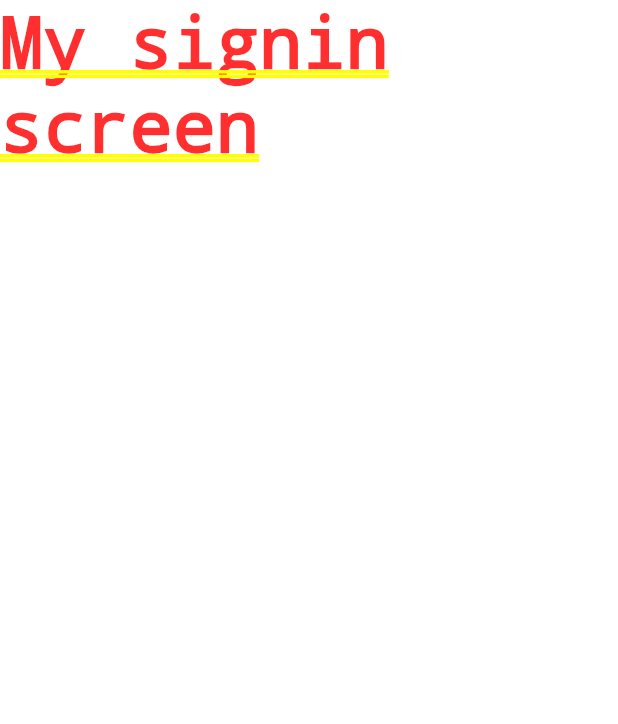
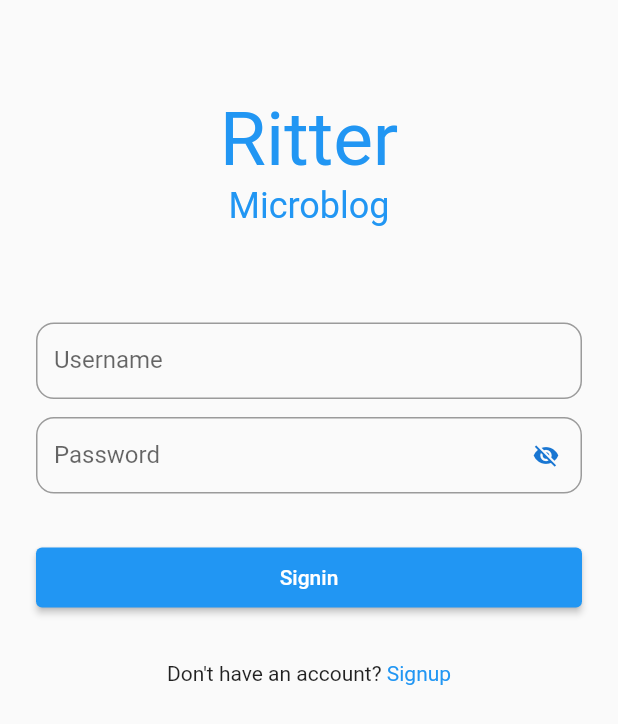
Before and after one commit to prism342/RitterMicroblog, a Flutter app: the screen it shows after launch, on a phone screen of 412 x 824 dp. Shown: the top 724 px of the screen. Run offline on Flutter 3.47's test engine with Material 2 defaults, Android fonts, the phone set to English and light mode, and no system bars; our stand-ins replace firebase_auth, firebase_core; accounts and stored records are empty; generated files the repository leaves out were written again.

Commit message:
implement Signin Signup UI, refactor code folder structure

```diff
--- a/lib/auth_screens/signin_screen.dart
+++ b/lib/auth_screens/signin_screen.dart
@@ -1,4 +1,8 @@
 import 'package:flutter/material.dart';
+import 'package:ritter_microblog/widgets/my_text_fields.dart';
+import 'package:ritter_microblog/widgets/logo.dart';
+
+import '../widgets/my_buttons.dart';
 
 class MySigninScreen extends StatefulWidget {
   const MySigninScreen({super.key});
@@ -8,10 +12,46 @@ class MySigninScreen extends StatefulWidget {
 }
 
 class _MySigninScreenState extends State<MySigninScreen> {
+  final GlobalKey<FormState> _formKey = GlobalKey<FormState>();
+  final TextEditingController _usernameController = TextEditingController();
+  final TextEditingController _passwordController = TextEditingController();
+
   @override
   Widget build(BuildContext context) {
-    return Container(
-      child: Text("My signin screen"),
+    return Scaffold(
+      // appBar: AppBar(title: Text("Ritter")),
+      body: SafeArea(
+          child: Padding(
+        padding: const EdgeInsets.symmetric(horizontal: 24),
+        child: Column(children: [
+          const Logo(),
+          Form(
+              key: _formKey,
+              child: Column(
+                children: [
+                  MyAuthTextField(
+                      padding: const EdgeInsets.only(bottom: 12),
+                      controller: _usernameController,
+                      labelText: "Username"),
+                  MyPasswordTextField(
+                      padding: const EdgeInsets.only(bottom: 36),
+                      controller: _passwordController),
+                  MyAuthButton(
+                    padding: const EdgeInsets.only(bottom: 36),
+                    lable: "Signin",
+                    onPressed: () => {_formKey.currentState!.validate()},
+                  ),
+                  MyTextWithButton(
+                    text: "Don't have an account? ",
+                    buttonText: "Signup",
+                    onPressed: () {
+                      Navigator.pushReplacementNamed(context, "/signup");
+                    },
+                  )
+                ],
+              ))
+        ]),
+      )),
     );
   }
 }
--- a/lib/main.dart
+++ b/lib/main.dart
@@ -1,12 +1,13 @@
 import 'package:flutter/material.dart';
 import 'package:firebase_core/firebase_core.dart';
 import 'package:firebase_auth/firebase_auth.dart';
+import 'package:ritter_microblog/auth_screens/signup_screen.dart';
 
 import 'auth_screens/signin_screen.dart';
 import 'auth_screens/verify_email_screen.dart';
-import 'home_screens/home_screen.dart';
-import 'new_post_screen.dart';
-import 'settings_screen.dart';
+import 'screens/home_screen/home_screen.dart';
+import 'screens/new_post_screen.dart';
+import 'screens/settings_screen.dart';
 import 'themes.dart';
 
 import 'firebase_options.dart';
@@ -28,7 +29,7 @@ class MyApp extends StatelessWidget {
     if (auth.currentUser == null) {
       return '/signin';
     }
-    if (!auth.currentUser!.emailVerified && auth.currentUser!.email != null) {
+    if (!auth.currentUser!.emailVerified) {
       return '/verify-email';
     }
     return '/home';
@@ -44,8 +45,9 @@ class MyApp extends StatelessWidget {
       themeMode: ThemeMode.system,
       initialRoute: initialRoute,
       routes: {
-        '/signin': (context) => MySigninScreen(),
-        '/verify-email': (context) => MyVerifyEmailScreen(),
+        '/signin': (context) => const MySigninScreen(),
+        '/signup': (context) => const MySignupScreen(),
+        '/verify-email': (context) => const MyVerifyEmailScreen(),
         // '/forgot-password': buildForgotPasswordScreen,
         '/home': (context) => const MyHomeScreen(),
         '/new-post': (context) => const MyNewPostScreen(),
--- a/lib/home_screens/profile_screen.dart
+++ b/lib/screens/home_screen/profile_screen.dart
@@ -1,7 +1,7 @@
 import 'package:firebase_auth/firebase_auth.dart';
 import 'package:flutter/material.dart';
 
-import '../my_widgets.dart';
+import '../../widgets/my_buttons.dart';
 
 class MyProfileScreen extends StatefulWidget {
   const MyProfileScreen({super.key});
--- a/lib/themes.dart
+++ b/lib/themes.dart
@@ -4,7 +4,7 @@ import 'package:flutter/material.dart';
 
 ThemeData lightTheme = ThemeData(
   brightness: Brightness.light,
-    appBarTheme: AppBarTheme(backgroundColor: Colors.white)
+  // appBarTheme: AppBarTheme(backgroundColor: Colors.white, )
   // primarySwatch: primaryColor,
   // bottomNavigationBarTheme:
   //     const BottomNavigationBarThemeData(selectedItemColor: primaryColor),
--- /dev/null
+++ b/lib/widgets/logo.dart
@@ -0,0 +1,27 @@
+import 'package:flutter/material.dart';
+
+class Logo extends StatelessWidget {
+  final double padding;
+  const Logo({super.key, this.padding = 64});
+
+  @override
+  Widget build(BuildContext context) {
+    ThemeData themeData = Theme.of(context);
+
+    return Padding(
+      padding: EdgeInsets.symmetric(vertical: padding),
+      child: Column(
+        children: [
+          Text(
+            "Ritter",
+            style: TextStyle(color: themeData.primaryColor, fontSize: 50),
+          ),
+          Text(
+            "Microblog",
+            style: TextStyle(color: themeData.primaryColor, fontSize: 24),
+          )
+        ],
+      ),
+    );
+  }
+}
--- /dev/null
+++ b/lib/widgets/my_buttons.dart
@@ -0,0 +1,99 @@
+import 'package:flutter/material.dart';
+
+class MyTextButton extends StatelessWidget {
+  const MyTextButton(
+    this.title, {
+    Key? key,
+    this.backgroundColor,
+    this.textColor,
+  }) : super(key: key);
+
+  final String title;
+  final Color? backgroundColor;
+  final Color? textColor;
+
+  @override
+  Widget build(BuildContext context) {
+    Color? effectiveBackgroundColor = backgroundColor;
+    if (backgroundColor == null) {
+      effectiveBackgroundColor = Theme.of(context).colorScheme.primary;
+    }
+    Color? effectiveTextColor = backgroundColor;
+    if (textColor == null) {
+      effectiveTextColor = Theme.of(context).colorScheme.onPrimary;
+    }
+
+    return TextButton(
+      onPressed: () {},
+      style: ButtonStyle(
+          backgroundColor: MaterialStateProperty.all(effectiveBackgroundColor),
+          shape: MaterialStateProperty.all<RoundedRectangleBorder>(
+              RoundedRectangleBorder(
+            borderRadius: BorderRadius.circular(18.0),
+          ))),
+      child: Text(
+        title,
+        style: TextStyle(color: effectiveTextColor),
+      ),
+    );
+  }
+}
+
+class MyAuthButton extends StatelessWidget {
+  final String lable;
+  final void Function() onPressed;
+  final double height;
+  final EdgeInsets padding;
+  const MyAuthButton(
+      {super.key,
+      required this.lable,
+      required this.onPressed,
+      this.height = 40,
+      this.padding = EdgeInsets.zero});
+
+  @override
+  Widget build(BuildContext context) {
+    return Padding(
+      padding: padding,
+      child: SizedBox(
+        width: double.infinity,
+        height: height,
+        child: ElevatedButton(
+          style: ButtonStyle(),
+          onPressed: onPressed,
+          child: Text(lable),
+        ),
+      ),
+    );
+  }
+}
+
+class MyTextWithButton extends StatelessWidget {
+  final String text;
+  final String buttonText;
+  final void Function() onPressed;
+  const MyTextWithButton(
+      {super.key,
+      required this.text,
+      required this.buttonText,
+      required this.onPressed});
+
+  @override
+  Widget build(BuildContext context) {
+    ThemeData themeData = Theme.of(context);
+
+    return Row(
+      mainAxisAlignment: MainAxisAlignment.center,
+      children: [
+        Text(text),
+        GestureDetector(
+          onTap: onPressed,
+          child: Text(
+            buttonText,
+            style: TextStyle(color: themeData.buttonTheme.colorScheme!.primary),
+          ),
+        )
+      ],
+    );
+  }
+}
--- /dev/null
+++ b/lib/widgets/my_text_fields.dart
@@ -0,0 +1,83 @@
+import 'package:flutter/material.dart';
+
+class MyAuthTextField extends StatelessWidget {
+  final String labelText;
+  final TextEditingController controller;
+  final Widget? suffixIcon;
+  final bool obscureText;
+  final EdgeInsets padding;
+
+  const MyAuthTextField(
+      {super.key,
+      required this.labelText,
+      required this.controller,
+      this.suffixIcon,
+      this.obscureText = false,
+      this.padding = EdgeInsets.zero});
+
+  @override
+  Widget build(BuildContext context) {
+    return Padding(
+      padding: padding,
+      child: TextFormField(
+        keyboardType: TextInputType.name,
+        controller: controller,
+        obscureText: obscureText,
+        decoration: InputDecoration(
+          // icon: Icon(Icons.person),
+          suffixIcon: suffixIcon,
+          border: const OutlineInputBorder(
+              borderRadius: BorderRadius.all(Radius.circular(12))),
+          labelText: labelText,
+          isDense: true,
+        ),
+        validator: (String? value) {
+          if (value == null || value.isEmpty) {
+            return '$labelText can\'t be empty';
+          }
+          return null;
+        },
+      ),
+    );
+  }
+}
+
+class MyPasswordTextField extends StatefulWidget {
+  final TextEditingController controller;
+  final EdgeInsets padding;
+
+  const MyPasswordTextField(
+      {super.key, required this.controller, this.padding = EdgeInsets.zero});
+
+  @override
+  State<MyPasswordTextField> createState() => _MyPasswordTextFieldState();
+}
+
+class _MyPasswordTextFieldState extends State<MyPasswordTextField> {
+  final String labelText = "Password";
+
+  bool _showPassword = false;
+
+  @override
+  Widget build(BuildContext context) {
+    Widget suffixIcon = IconButton(
+      icon: Icon(
+        _showPassword ? Icons.visibility : Icons.visibility_off,
+        color: Theme.of(context).primaryColorDark,
+      ),
+      onPressed: () {
+        setState(() {
+          _showPassword = !_showPassword;
+        });
+      },
+    );
+
+    return MyAuthTextField(
+      labelText: "Password",
+      controller: widget.controller,
+      obscureText: !_showPassword,
+      suffixIcon: suffixIcon,
+      padding: widget.padding,
+    );
+  }
+}
```
Also changed, not shown: lib/auth_screens/auth_screens.dart (deleted, +0 -154 lines), lib/auth_screens/signup_screen.dart (+47 -2 lines), lib/my_widgets.dart (deleted, +0 -40 lines), lib/screens/home_screen/explore_screen.dart (renamed from lib/home_screens/explore_screen.dart), lib/screens/home_screen/feed_screen.dart (renamed from lib/home_screens/feed_screen.dart), lib/screens/home_screen/home_screen.dart (renamed from lib/home_screens/home_screen.dart), lib/screens/home_screen/my_drawer.dart (renamed from lib/home_screens/my_drawer.dart), lib/screens/home_screen/notifications_screen.dart (renamed from lib/home_screens/notifications_screen.dart), lib/screens/new_post_screen.dart (renamed from lib/new_post_screen.dart), lib/screens/settings_screen.dart (renamed from lib/settings_screen.dart). Lines whose indentation alone changed are shown as unchanged.
